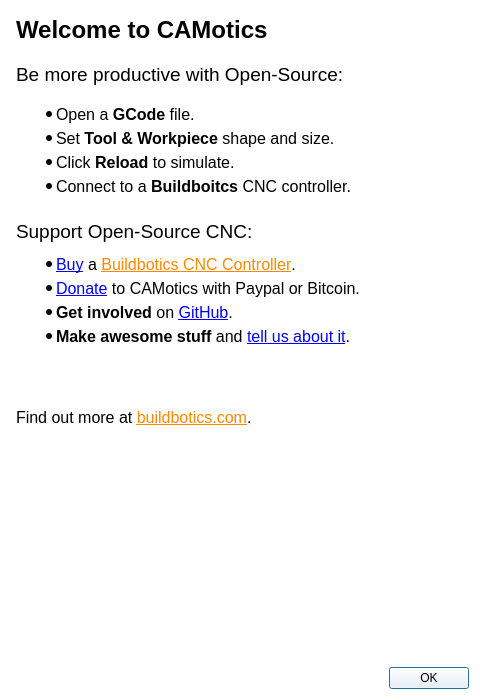
This is qt/donate_dialog.ui in CauldronDevelopmentLLC/CAMotics as Qt 5 draws it before an edit. The edited form follows.
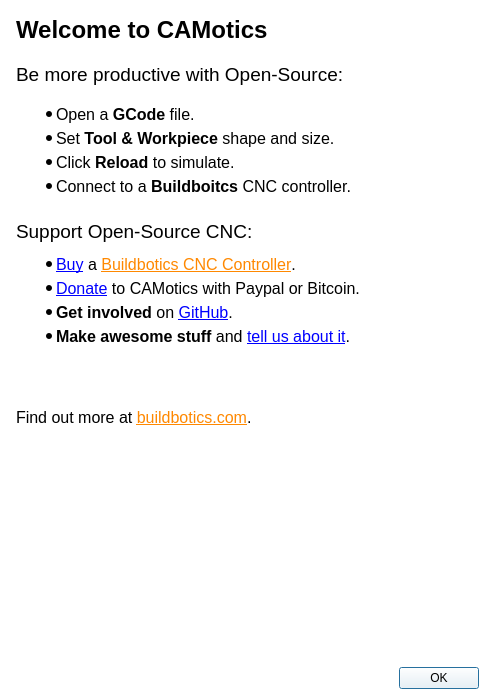
This is the edited form. Icons and pictures are not drawn.

The edit to the form file:
```diff
--- a/qt/donate_dialog.ui
+++ b/qt/donate_dialog.ui
@@ -6,19 +6,19 @@
    <rect>
     <x>0</x>
     <y>0</y>
-    <width>480</width>
+    <width>490</width>
     <height>700</height>
    </rect>
   </property>
   <property name="minimumSize">
    <size>
-    <width>480</width>
+    <width>490</width>
     <height>700</height>
    </size>
   </property>
   <property name="maximumSize">
    <size>
-    <width>480</width>
+    <width>490</width>
     <height>700</height>
    </size>
   </property>
```
